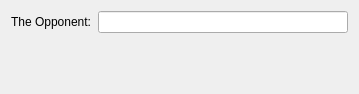
Qt form src/dialogs/waitforclientwidget.ui (Dgzt/knapsen) before a commit.
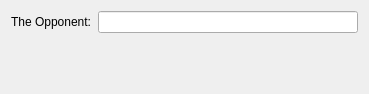
The same form after that commit.

```diff
--- a/src/dialogs/waitforclientwidget.ui
+++ b/src/dialogs/waitforclientwidget.ui
@@ -6,7 +6,7 @@
    <rect>
     <x>0</x>
     <y>0</y>
-    <width>357</width>
+    <width>369</width>
     <height>94</height>
    </rect>
   </property>
```
Left out of the diff: 3 changed lines with no effect on the pictures.
